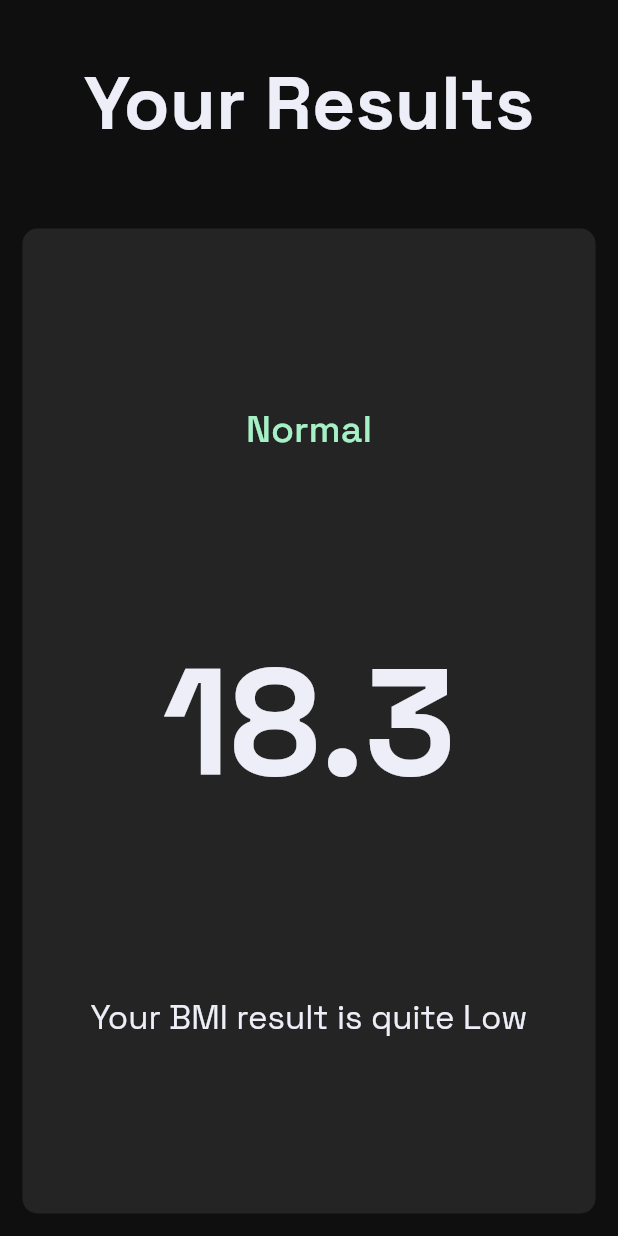
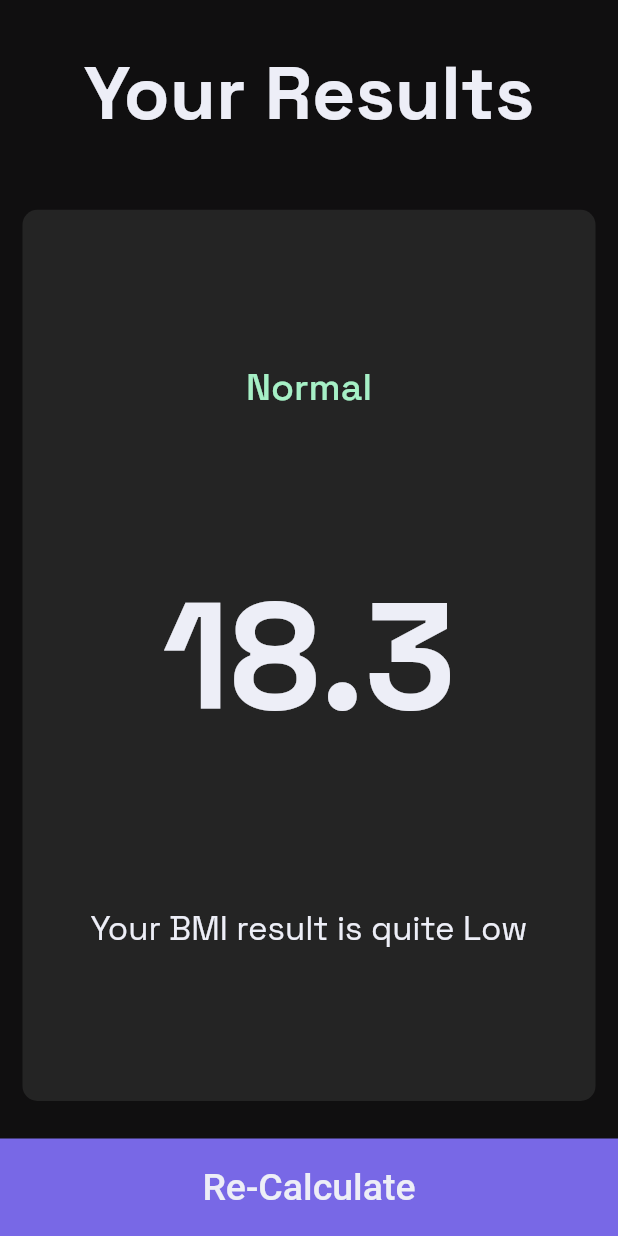
Before and after one commit to Akhmen18/bmi_calc, a Flutter app: the ResultsPage screen opened directly, on a phone screen of 412 x 824 dp. Run offline on Flutter 3.47's test engine with Material 2 defaults, Android fonts, the phone set to English and light mode, and no system bars; our stand-ins replace font_awesome_flutter.

Commit message:
Final Design

```diff
--- a/lib/screens/results_page.dart
+++ b/lib/screens/results_page.dart
@@ -1,6 +1,8 @@
+import 'package:bmi_calc/components/bottom_button.dart';
 import 'package:flutter/material.dart';
 import 'package:bmi_calc/constants.dart';
-import 'file:///D:/Github/bmi_calc/bmi_calc/lib/components/reusable_card.dart';
+import 'package:bmi_calc/components/reusable_card.dart';
+import 'package:bmi_calc/components/bottom_button.dart';
 
 class ResultsPage extends StatelessWidget {
   @override
@@ -16,6 +18,7 @@ class ResultsPage extends StatelessWidget {
         children: [
           Expanded(
             child: Container(
+              padding: EdgeInsets.all(15.0),
               child: Center(
                 child: Text(
                   'Your Results',
@@ -48,7 +51,12 @@ class ResultsPage extends StatelessWidget {
                 ],
               ),
             ),
-          )
+          ),
+          BottomButton(
+              onTap: () {
+                Navigator.pop(context);
+              },
+              buttonTitle: 'Re-Calculate')
         ],
       ),
     ));
```
